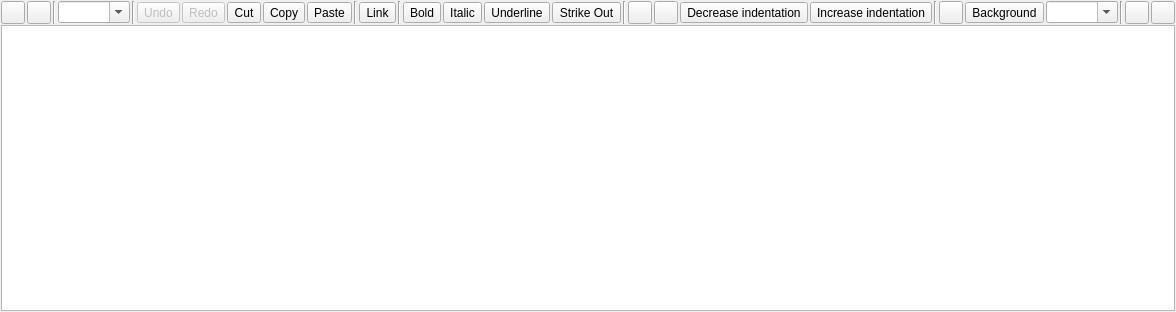
Old version of the form src/Mod/TechDraw/Gui/mrichtextedit.ui in the repository southseact-3d/fcd.
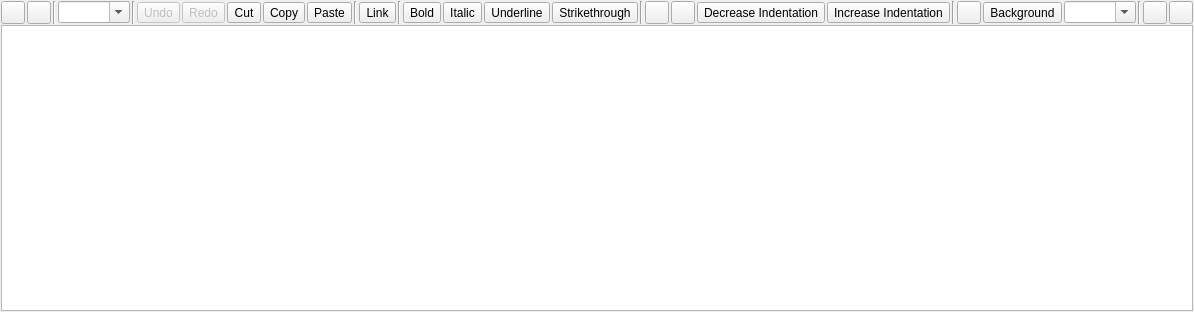
New version of the form. Icons and pictures are not drawn. Custom widgets are drawn as their Qt base class.

Patch:
```diff
--- a/src/Mod/TechDraw/Gui/mrichtextedit.ui
+++ b/src/Mod/TechDraw/Gui/mrichtextedit.ui
@@ -326,11 +326,11 @@
       <item>
        <widget class="QToolButton" name="f_strikeout">
         <property name="toolTip">
+         <string>Strikethrough text</string>
+        </property>
+        <property name="text">
          <string>Strikethrough</string>
         </property>
-        <property name="text">
-         <string>Strike Out</string>
-        </property>
         <property name="icon">
          <iconset resource="Resources/TechDraw.qrc">
           <normaloff>:/icons/MRTE/textStrike.svg</normaloff>:/icons/MRTE/textStrike.svg</iconset>
@@ -414,7 +414,7 @@
          <string>Decrease indentation (CTRL+,)</string>
         </property>
         <property name="text">
-         <string>Decrease indentation</string>
+         <string>Decrease Indentation</string>
         </property>
         <property name="icon">
          <iconset resource="Resources/TechDraw.qrc">
@@ -437,7 +437,7 @@
          <string>Increase indentation (CTRL+.)</string>
         </property>
         <property name="text">
-         <string>Increase indentation</string>
+         <string>Increase Indentation</string>
         </property>
         <property name="icon">
          <iconset resource="Resources/TechDraw.qrc">
```
Left out of the diff: 24 changed lines with no effect on the pictures.
